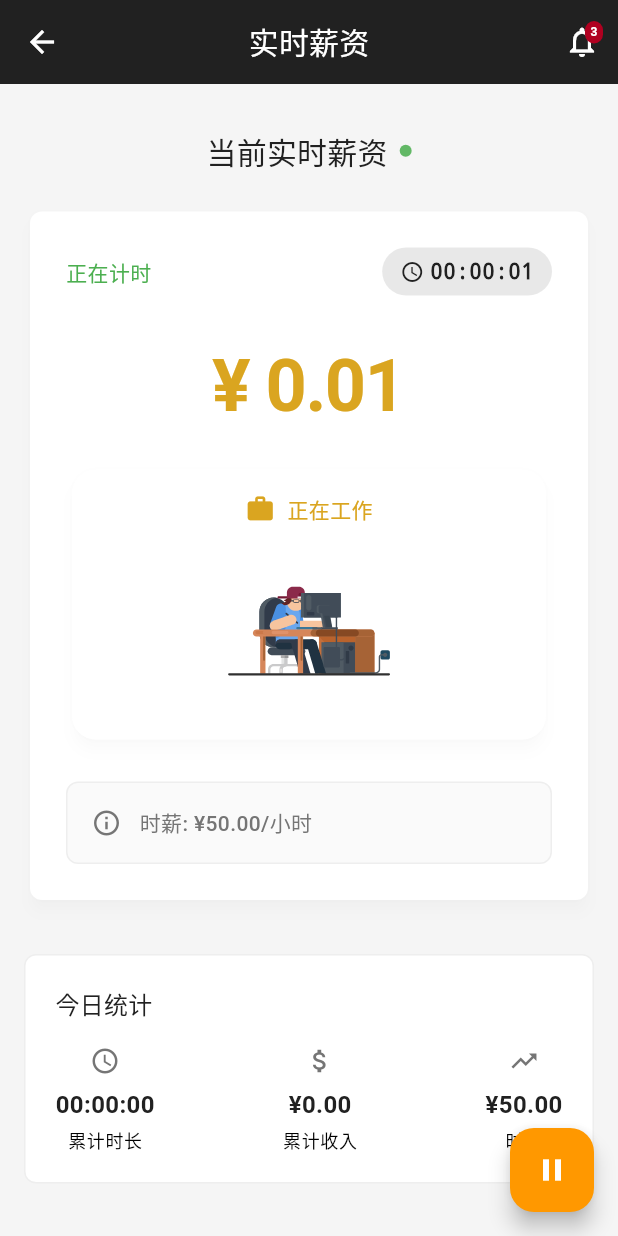
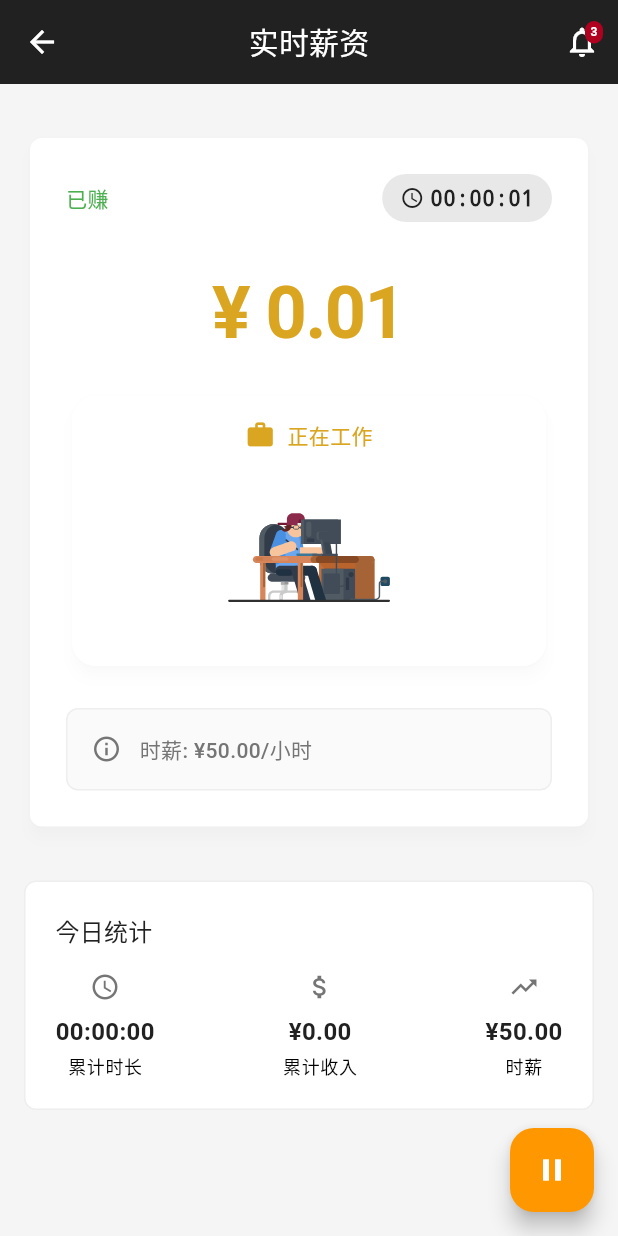
Before and after one commit to shangguanyanyan/salary_timer, a Flutter app: the SalaryScreen screen opened directly, after a tap on the "play arrow" icon, on a phone screen of 412 x 824 dp. Run offline on Flutter 3.47's test engine with Material 3 defaults, Android fonts, the light colour scheme and no system bars; our stand-ins replace lottie, shared_preferences, sqflite; accounts and stored records are empty.

Commit message:
update text

```diff
--- a/lib/screens/salary_screen.dart
+++ b/lib/screens/salary_screen.dart
@@ -134,37 +134,6 @@ class _SalaryScreenState extends State<SalaryScreen>
                   children: [
                     const SizedBox(height: 16),
 
-                    // Section title with animated indicator when working
-                    Row(
-                      mainAxisAlignment: MainAxisAlignment.center,
-                      children: [
-                        Text(
-                          '当前实时薪资',
-                          style: Theme.of(context).textTheme.titleLarge,
-                        ),
-                        const SizedBox(width: 8),
-                        if (timerService.isWorking)
-                          AnimatedBuilder(
-                            animation: _animationController,
-                            builder: (context, child) {
-                              return Container(
-                                width: 8,
-                                height: 8,
-                                decoration: BoxDecoration(
-                                  shape: BoxShape.circle,
-                                  color: Color.lerp(
-                                    Colors.green.withOpacity(0.5),
-                                    Colors.green,
-                                    _animationController.value,
-                                  ),
-                                ),
-                              );
-                            },
-                          ),
-                      ],
-                    ),
-                    const SizedBox(height: 24),
-
                     // Main earnings display
                     Card(
                       elevation: 4,
@@ -181,7 +150,7 @@ class _SalaryScreenState extends State<SalaryScreen>
                               mainAxisAlignment: MainAxisAlignment.spaceBetween,
                               children: [
                                 Text(
-                                  timerService.isWorking ? '正在计时' : '计时已暂停',
+                                  timerService.isWorking ? '已赚' : '要开始赚钱咯',
                                   style: TextStyle(
                                     color:
                                         timerService.isWorking
```
